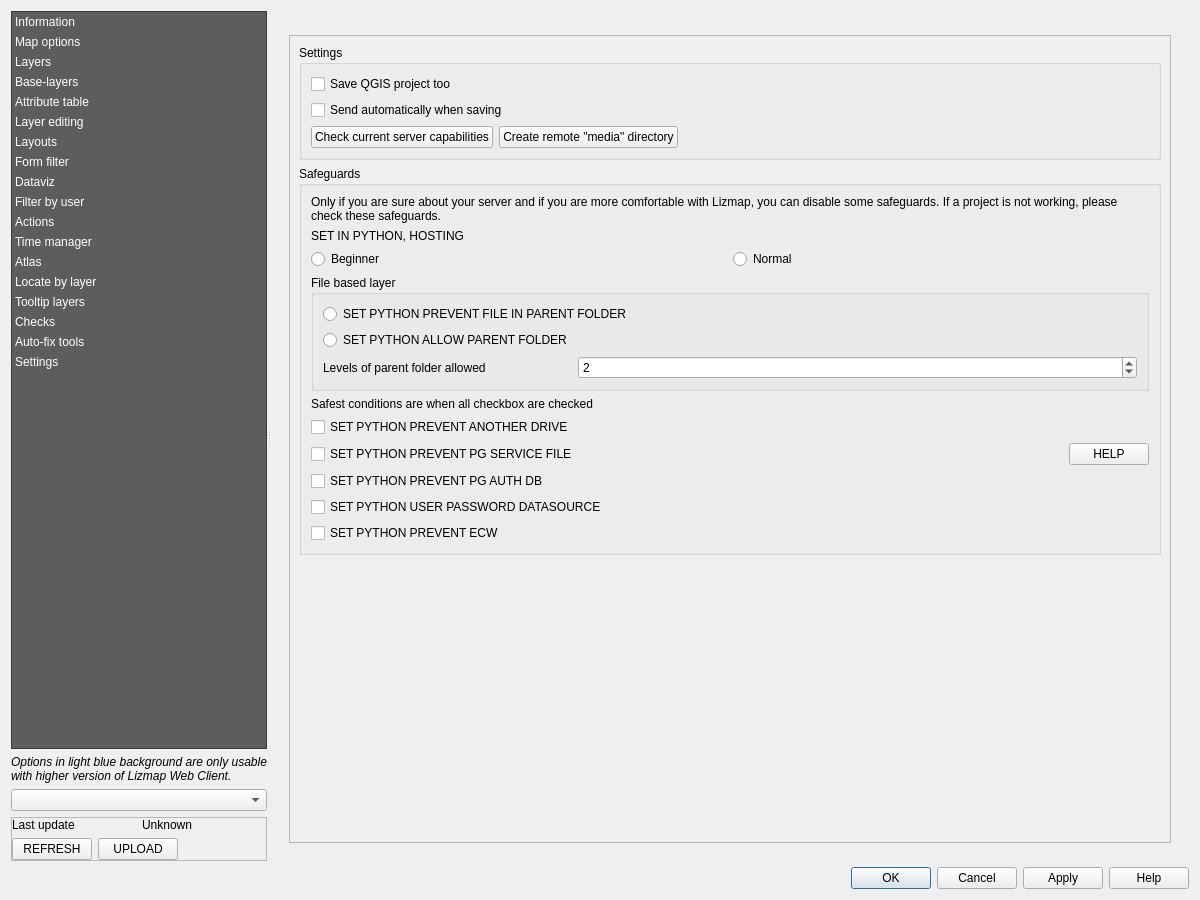
First picture: the form in lizmap/resources/ui/ui_lizmap.ui, repository 3liz/lizmap-plugin, before the edit.
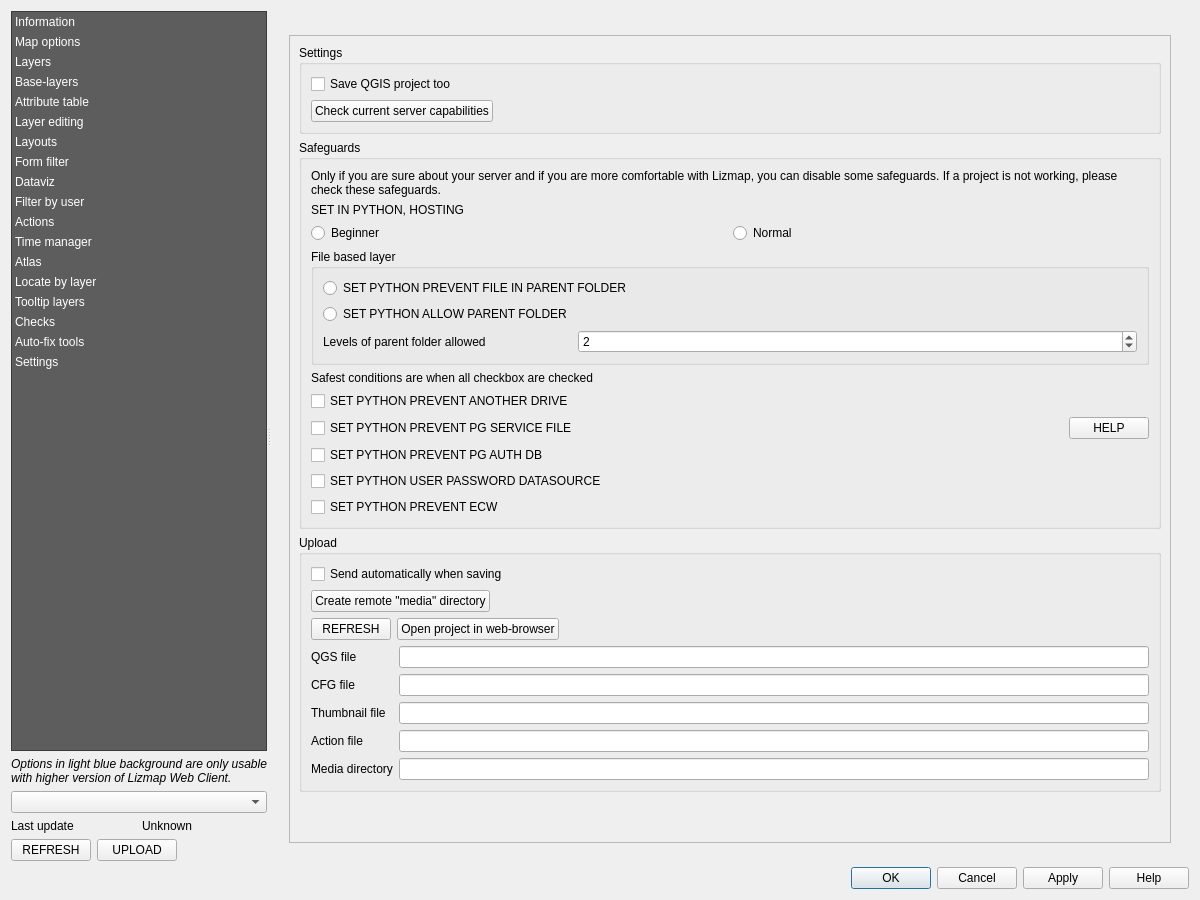
Second picture: the form after the edit. The open tabs and pages were chosen to show the change. Custom widgets are drawn as their Qt base class.

Commit message: Add table to see all dates on the server

The edit to the form file:
```diff
--- a/lizmap/resources/ui/ui_lizmap.ui
+++ b/lizmap/resources/ui/ui_lizmap.ui
@@ -211,7 +211,7 @@
        <item>
         <widget class="QFrame" name="webdav_frame">
          <property name="frameShape">
-          <enum>QFrame::StyledPanel</enum>
+          <enum>QFrame::NoFrame</enum>
          </property>
          <property name="frameShadow">
           <enum>QFrame::Raised</enum>
@@ -4719,13 +4719,6 @@
                     </property>
                    </widget>
                   </item>
-                  <item>
-                   <widget class="QCheckBox" name="send_webdav">
-                    <property name="text">
-                     <string>Send automatically when saving</string>
-                    </property>
-                   </widget>
-                  </item>
                   <item>
                    <layout class="QHBoxLayout" name="horizontalLayout_13">
                     <item>
@@ -4735,13 +4728,6 @@
                       </property>
                      </widget>
                     </item>
-                    <item>
-                     <widget class="QPushButton" name="button_create_media">
-                      <property name="text">
-                       <string>Create remote &quot;media&quot; directory</string>
-                      </property>
-                     </widget>
-                    </item>
                     <item>
                      <spacer name="horizontalSpacer_6">
                       <property name="orientation">
@@ -4929,6 +4915,151 @@
                  </layout>
                 </widget>
                </item>
+               <item>
+                <widget class="QGroupBox" name="group_upload">
+                 <property name="title">
+                  <string>Upload</string>
+                 </property>
+                 <layout class="QVBoxLayout" name="verticalLayout_8">
+                  <item>
+                   <widget class="QCheckBox" name="send_webdav">
+                    <property name="text">
+                     <string>Send automatically when saving</string>
+                    </property>
+                   </widget>
+                  </item>
+                  <item>
+                   <layout class="QHBoxLayout" name="horizontalLayout_21">
+                    <item>
+                     <widget class="QPushButton" name="button_create_media">
+                      <property name="text">
+                       <string>Create remote &quot;media&quot; directory</string>
+                      </property>
+                     </widget>
+                    </item>
+                    <item>
+                     <spacer name="horizontalSpacer_18">
+                      <property name="orientation">
+                       <enum>Qt::Horizontal</enum>
+                      </property>
+                      <property name="sizeHint" stdset="0">
+                       <size>
+                        <width>40</width>
+                        <height>20</height>
+                       </size>
+                      </property>
+                     </spacer>
+                    </item>
+                   </layout>
+                  </item>
+                  <item>
+                   <layout class="QHBoxLayout" name="horizontalLayout_22">
+                    <item>
+                     <widget class="QPushButton" name="button_refresh_all">
+                      <property name="text">
+                       <string notr="true">REFRESH</string>
+                      </property>
+                     </widget>
+                    </item>
+                    <item>
+                     <widget class="QPushButton" name="button_open_project">
+                      <property name="text">
+                       <string>Open project in web-browser</string>
+                      </property>
+                     </widget>
+                    </item>
+                    <item>
+                     <spacer name="horizontalSpacer_19">
+                      <property name="orientation">
+                       <enum>Qt::Horizontal</enum>
+                      </property>
+                      <property name="sizeHint" stdset="0">
+                       <size>
+                        <width>40</width>
+                        <height>20</height>
+                       </size>
+                      </property>
+                     </spacer>
+                    </item>
+                   </layout>
+                  </item>
+                  <item>
+                   <layout class="QFormLayout" name="formLayout_7">
+                    <item row="0" column="0">
+                     <widget class="QLabel" name="label_31">
+                      <property name="text">
+                       <string>QGS file</string>
+                      </property>
+                     </widget>
+                    </item>
+                    <item row="0" column="1">
+                     <widget class="QLineEdit" name="line_qgs_date">
+                      <property name="readOnly">
+                       <bool>true</bool>
+                      </property>
+                     </widget>
+                    </item>
+                    <item row="1" column="0">
+                     <widget class="QLabel" name="label_37">
+                      <property name="text">
+                       <string>CFG file</string>
+                      </property>
+                     </widget>
+                    </item>
+                    <item row="1" column="1">
+                     <widget class="QLineEdit" name="line_cfg_date">
+                      <property name="readOnly">
+                       <bool>true</bool>
+                      </property>
+                     </widget>
+                    </item>
+                    <item row="2" column="0">
+                     <widget class="QLabel" name="label_38">
+                      <property name="text">
+                       <string>Thumbnail file</string>
+                      </property>
+                     </widget>
+                    </item>
+                    <item row="2" column="1">
+                     <widget class="QLineEdit" name="line_thumbnail_date">
+                      <property name="readOnly">
+                       <bool>true</bool>
+                      </property>
+                     </widget>
+                    </item>
+                    <item row="3" column="0">
+                     <widget class="QLabel" name="label_39">
+                      <property name="text">
+                       <string>Action file</string>
+                      </property>
+                     </widget>
+                    </item>
+                    <item row="3" column="1">
+                     <widget class="QLineEdit" name="line_action_date">
+                      <property name="readOnly">
+                       <bool>true</bool>
+                      </property>
+                     </widget>
+                    </item>
+                    <item row="4" column="0">
+                     <widget class="QLabel" name="label_40">
+                      <property name="text">
+                       <string>Media directory</string>
+                      </property>
+                     </widget>
+                    </item>
+                    <item row="4" column="1">
+                     <widget class="QLineEdit" name="line_media_date">
+                      <property name="readOnly">
+                       <bool>true</bool>
+                      </property>
+                     </widget>
+                    </item>
+                   </layout>
+                  </item>
+                 </layout>
+                </widget>
+               </item>
                <item>
                 <spacer name="verticalSpacer_6">
                  <property name="orientation">
```
The commit also changes 6 other files.
